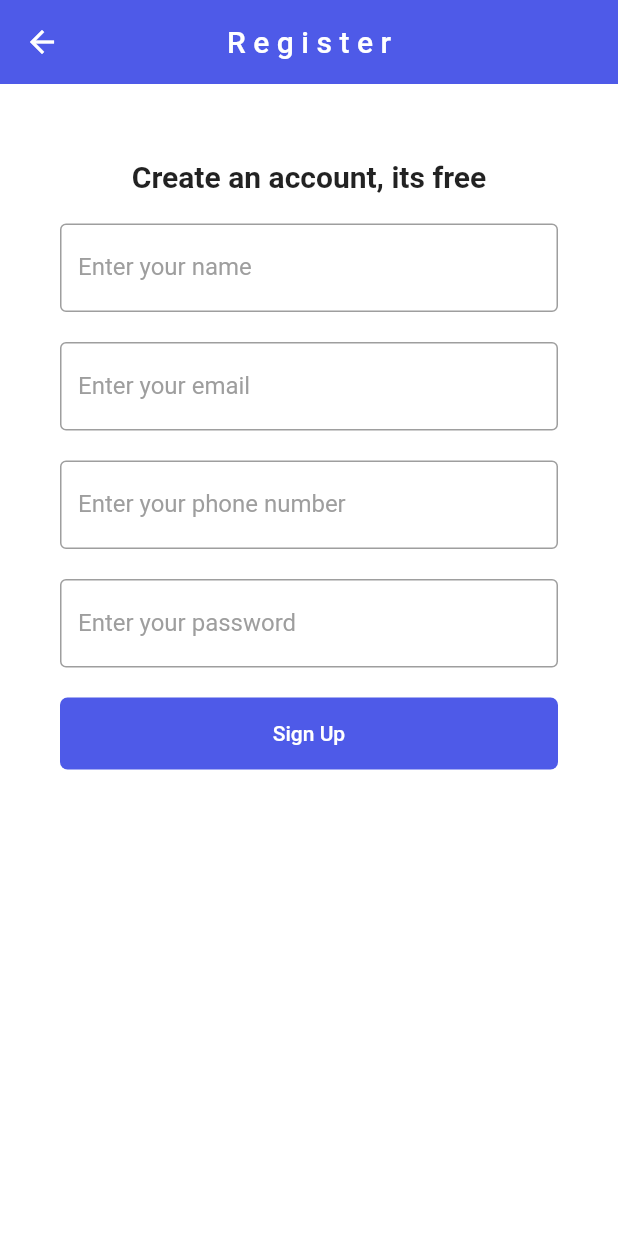
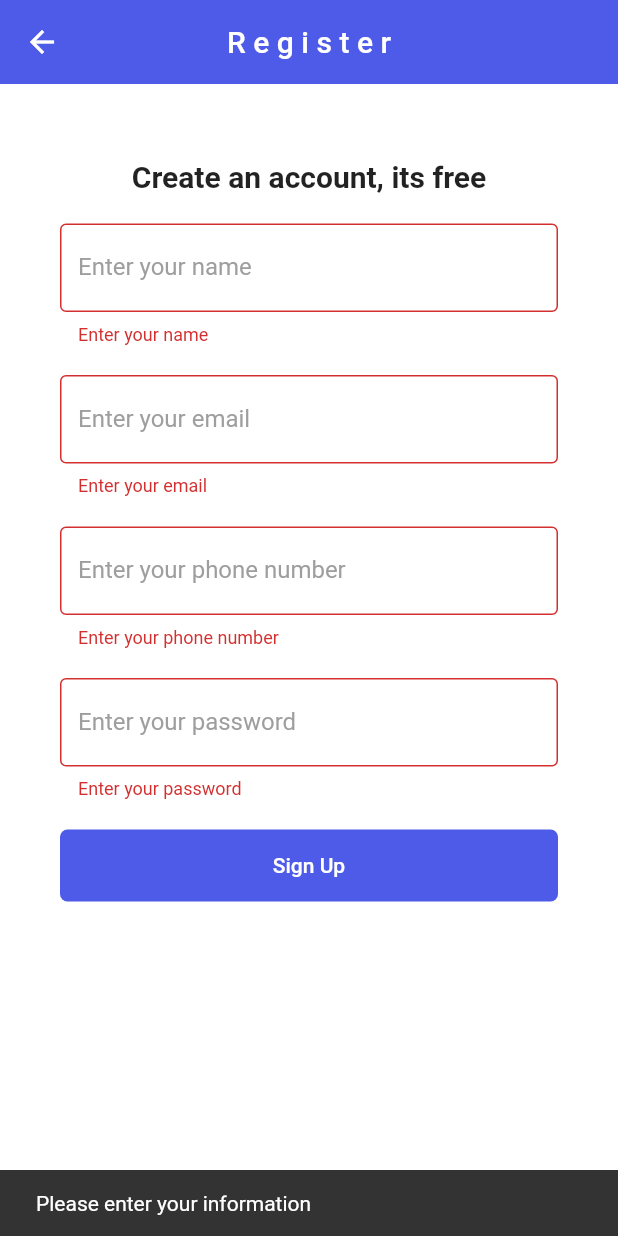
Before and after one commit to Zulfadlifauzi/Fitness_flutter, a Flutter app: the SignupScreen screen opened directly, after a tap on "Sign Up", on a phone screen of 412 x 824 dp. Run offline on Flutter 3.47's test engine with Material 2 defaults, Android fonts, the phone set to English and light mode, and no system bars; our stand-ins replace form_field_validator, get, google_fonts, lottie, video_player; Roboto replaces fonts that are missing (Staatliches).

```diff
--- a/lib/auth/signup.dart
+++ b/lib/auth/signup.dart
@@ -1,5 +1,11 @@
+import 'dart:convert';
+import 'dart:core';
+import 'package:http/http.dart' as http;
+
 import 'package:flutter/material.dart';
+import 'package:form_field_validator/form_field_validator.dart';
 import 'package:google_fonts/google_fonts.dart';
+import 'package:training/model/signup_model.dart';
 import 'package:training/styles/colors.dart' as color;
 
 class SignupScreen extends StatefulWidget {
@@ -13,11 +19,26 @@ class _HomeScreenState extends State<SignupScreen> {
   final nameController = TextEditingController();
   final emailController = TextEditingController();
   final phoneController = TextEditingController();
-
   final passwordController = TextEditingController();
 
   GlobalKey<FormState> formKey = GlobalKey<FormState>();
   bool hidePassword = true;
+
+  late SignupRequestModel signupModel;
+
+  @override
+  void initState() {
+    signupModel = SignupRequestModel();
+  }
+
+  bool validateAndSave() {
+    final form = formKey.currentState;
+    if (form!.validate()) {
+      form.save();
+      return true;
+    }
+    return false;
+  }
 
   @override
   Widget build(BuildContext context) {
@@ -62,44 +83,64 @@ class _HomeScreenState extends State<SignupScreen> {
                             height: 20,
                           ),
                           TextFormField(
+                              onSaved: (input) => signupModel.name = input,
                               controller: nameController,
                               decoration: const InputDecoration(
                                 border: OutlineInputBorder(),
                                 labelText: 'Enter your name',
                                 labelStyle: TextStyle(color: Colors.grey),
                               ),
-                          ),
+                              validator: MultiValidator([
+                                RequiredValidator(errorText: 'Enter your name'),
+                              ])),
                           const SizedBox(
                             height: 20,
                           ),
                           TextFormField(
+                              onSaved: (input) => signupModel.email = input,
                               controller: emailController,
                               decoration: const InputDecoration(
                                   border: OutlineInputBorder(),
                                   labelText: 'Enter your email',
                                   labelStyle: TextStyle(color: Colors.grey)),
-                          ),
+                              validator: MultiValidator([
+                                RequiredValidator(
+                                    errorText: 'Enter your email'),
+                                EmailValidator(errorText: 'Not A Valid Email')
+                              ])),
                           const SizedBox(
                             height: 20,
                           ),
                           TextFormField(
+                              onSaved: (input) => signupModel.phone = input,
+                              keyboardType: TextInputType.number,
                               controller: phoneController,
                               decoration: const InputDecoration(
                                   border: OutlineInputBorder(),
                                   labelText: 'Enter your phone number',
                                   labelStyle: TextStyle(color: Colors.grey)),
-                          ),
+                              validator: MultiValidator([
+                                RequiredValidator(
+                                    errorText: 'Enter your phone number')
+                              ])),
                           const SizedBox(
                             height: 20,
                           ),
                           TextFormField(
+                              onSaved: (input) => signupModel.password = input,
                               obscureText: hidePassword,
                               controller: passwordController,
                               decoration: const InputDecoration(
                                   border: OutlineInputBorder(),
                                   labelText: 'Enter your password',
                                   labelStyle: TextStyle(color: Colors.grey)),
-                          ),
+                              validator: MultiValidator([
+                                RequiredValidator(
+                                    errorText: 'Enter your password'),
+                                MinLengthValidator(6,
+                                    errorText:
+                                        'Should be at least 6 characters')
+                              ])),
                         ],
                       ),
                     ),
@@ -118,7 +159,20 @@ class _HomeScreenState extends State<SignupScreen> {
                             color: color.AppColor.bluishClr,
                             borderRadius: BorderRadius.circular(5.0)),
                         child: TextButton(
-                          onPressed: () async {},
+                          onPressed: () {
+                            if (validateAndSave() == false &&
+                                formKey.currentState!.validate() == false) {
+                              ScaffoldMessenger.of(context).showSnackBar(
+                                  const SnackBar(
+                                      content: Text(
+                                          'Please enter your information')));
+                            } else {
+                              ScaffoldMessenger.of(context).showSnackBar(
+                                  const SnackBar(
+                                      content: Text('Successfully register')));
+                            }
+                            print(signupModel.toJson());
+                          },
                           child: const Text(
                             'Sign Up',
                             style: TextStyle(color: Colors.white),
--- a/lib/model/signup_model.dart
+++ b/lib/model/signup_model.dart
@@ -15,7 +15,7 @@ class SignupRequestModel {
   String? name;
   String? email;
   String? password;
-  int? phone;
+  String? phone;
 
   SignupRequestModel({this.email, this.name, this.password, this.phone});
 
```
Lines whose indentation alone changed are shown as unchanged.
